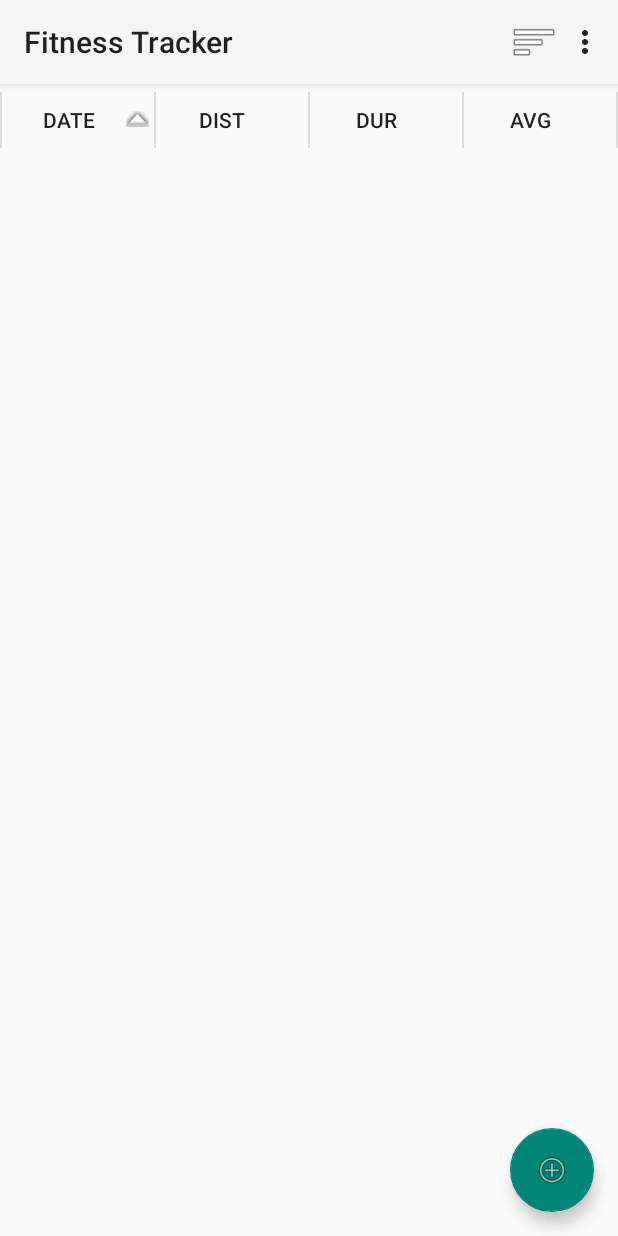
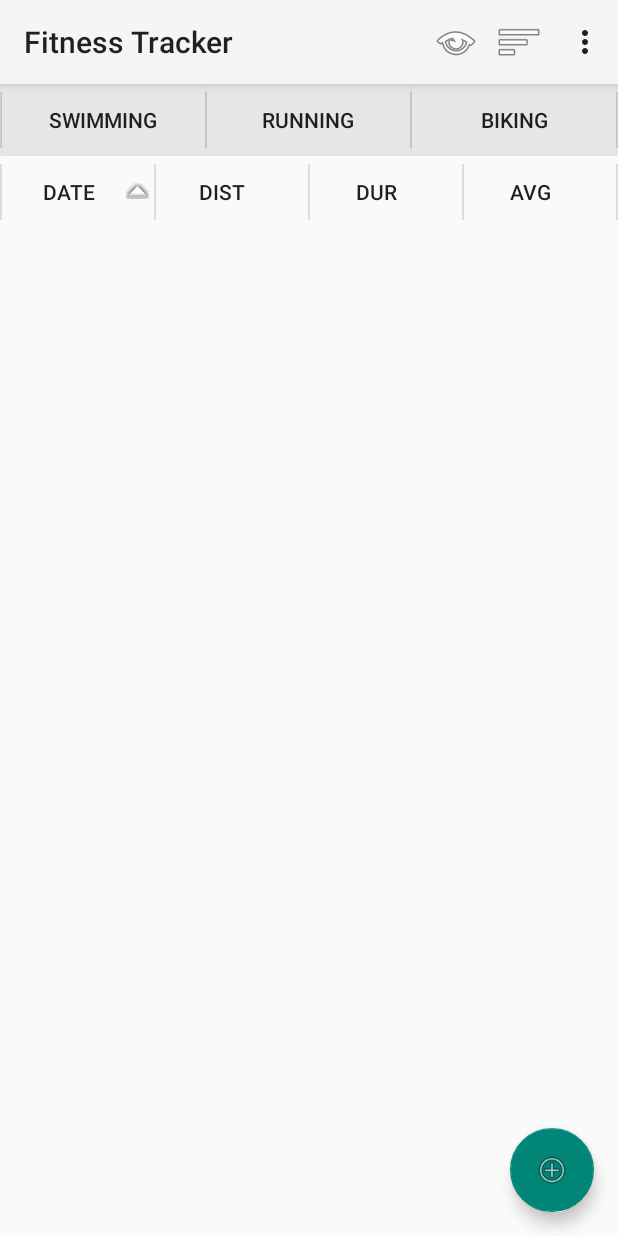
Before and after one commit to punishermalade/FitnessTracker, an Android app: the screen it shows after launch (MainActivity), after a tap on "DATE", on a phone screen of 412 x 824 dp. Run offline under Robolectric (Android 15) with nearby library versions, the phone set to English and light mode, and no system bars; 2 other taps on this screen came first.

Commit message:
added a filter function to display only selected type of activity

```diff
--- a/app/src/main/java/com/punisher/fitnesstracker/MainActivity.java
+++ b/app/src/main/java/com/punisher/fitnesstracker/MainActivity.java
@@ -52,6 +52,20 @@ public class MainActivity extends AppCompatActivity {
             @Override
             public void onClick(View v) {
                 LinearLayout l = (LinearLayout)findViewById(R.id.layout_sort_button_list);
+                if (l.getVisibility() == View.GONE) {
+                    l.setVisibility(View.VISIBLE);
+                }
+                else if (l.getVisibility() == View.VISIBLE) {
+                    l.setVisibility(View.GONE);
+                }
+            }
+        });
+
+        ImageButton filterBtn = (ImageButton)findViewById(R.id.toolbar_filter_button);
+        filterBtn.setOnClickListener(new View.OnClickListener() {
+            @Override
+            public void onClick(View v) {
+                LinearLayout l = (LinearLayout)findViewById(R.id.layout_filter_button_list);
                 if (l.getVisibility() == View.GONE) {
                     l.setVisibility(View.VISIBLE);
                 }
--- a/app/src/main/java/com/punisher/fitnesstracker/database/DatabaseManager.java
+++ b/app/src/main/java/com/punisher/fitnesstracker/database/DatabaseManager.java
@@ -118,7 +118,7 @@ public class DatabaseManager {
             list.add(act);
             c.moveToNext();
 
-            Log.i("Fitness", "new activity found: " + act);
+            Log.d("Fitness", "new activity found: " + act);
         }
 
         c.close();
--- a/app/src/main/java/com/punisher/fitnesstracker/fragment/ActivityList.java
+++ b/app/src/main/java/com/punisher/fitnesstracker/fragment/ActivityList.java
@@ -19,8 +19,12 @@ import android.view.ViewGroup;
 import android.widget.AdapterView;
 import android.widget.ArrayAdapter;
 import android.widget.Button;
+import android.widget.CompoundButton;
+import android.widget.Filter;
+import android.widget.ImageButton;
 import android.widget.ImageView;
 import android.widget.ListView;
+import android.widget.ToggleButton;
 
 import com.punisher.fitnesstracker.R;
 import com.punisher.fitnesstracker.adapter.FitnessActivityAdapterList;
@@ -29,6 +33,7 @@ import com.punisher.fitnesstracker.dto.FitnessActivity;
 import com.punisher.fitnesstracker.task.DatabaseTask;
 import com.punisher.fitnesstracker.util.Ternary;
 
+import java.util.ArrayList;
 import java.util.Comparator;
 import java.util.HashMap;
 import java.util.List;
@@ -61,6 +66,7 @@ public class ActivityList extends Fragment  {
     }
 
     private Map<Integer, Ternary> _sortStatus = null;
+    private Map<Integer, Boolean> _filterStatus = null;
 
     private Drawable _sortAscendingIcon = null;
     private Drawable _sortDescendingIcon = null;
@@ -70,7 +76,15 @@ public class ActivityList extends Fragment  {
     private Button _sortDurationBtn = null;
     private Button _sortAverageBtn = null;
 
+    private ToggleButton _btnFilterSwimming = null;
+    private ToggleButton _btnFilterRunning = null;
+    private ToggleButton _btnFilterBiking = null;
+
+    private Filter _filter = null;
+
     private View _view = null;
+
+    private Comparator<FitnessActivity> _currentComparator = null;
 
     /**
      * a reference to the list view UI element
@@ -83,7 +97,7 @@ public class ActivityList extends Fragment  {
     private ArrayAdapter<FitnessActivity> _adapter = null;
 
     @Override
-    public View onCreateView(LayoutInflater inflater, ViewGroup container, Bundle savedInstanceState){
+    public View onCreateView(LayoutInflater inflater, final ViewGroup container, Bundle savedInstanceState){
 
         Log.i("fitness", "ActivityList Fragment onCreateView");
 
@@ -142,7 +156,7 @@ public class ActivityList extends Fragment  {
         _sortDateBtn.setOnClickListener(new View.OnClickListener() {
             @Override
             public void onClick(View v) {
-                handleSortChange(R.id.sort_date_icon);
+                handleSortChange(_sortDateBtn, R.id.sort_date_icon);
             }
         });
 
@@ -150,7 +164,7 @@ public class ActivityList extends Fragment  {
         _sortDistanceBtn.setOnClickListener(new View.OnClickListener() {
             @Override
             public void onClick(View v) {
-                handleSortChange(R.id.sort_distance_icon);
+                handleSortChange(_sortDistanceBtn, R.id.sort_distance_icon);
             }
         });
 
@@ -158,7 +172,7 @@ public class ActivityList extends Fragment  {
         _sortDurationBtn.setOnClickListener(new View.OnClickListener() {
             @Override
             public void onClick(View v) {
-                handleSortChange(R.id.sort_duration_icon);
+                handleSortChange(_sortDurationBtn, R.id.sort_duration_icon);
             }
         });
 
@@ -166,11 +180,80 @@ public class ActivityList extends Fragment  {
         _sortAverageBtn.setOnClickListener(new View.OnClickListener() {
             @Override
             public void onClick(View v) {
-                handleSortChange(R.id.sort_average_icon);
+                handleSortChange(_sortAverageBtn, R.id.sort_average_icon);
             }
         });
 
-        handleSortChange(R.id.sort_date_icon);
+        handleSortChange(_sortDateBtn, R.id.sort_date_icon);
+
+        // setting the filter settings
+        _filterStatus = new HashMap<Integer, Boolean>();
+        _filterStatus.put(R.id.filter_swimming, true);
+        _filterStatus.put(R.id.filter_running, true);
+        _filterStatus.put(R.id.filter_biking, true);
+        updateFilterUI(R.id.filter_swimming, true);
+        updateFilterUI(R.id.filter_running, true);
+        updateFilterUI(R.id.filter_biking, true);
+
+        _btnFilterSwimming = (ToggleButton)_view.findViewById(R.id.filter_swimming);
+        _btnFilterSwimming.setOnCheckedChangeListener(new CompoundButton.OnCheckedChangeListener() {
+            @Override
+            public void onCheckedChanged(CompoundButton buttonView, boolean isChecked) {
+                Log.i("fitness", "btnFilterSwimming: " + isChecked);
+                handleFilterChange(R.id.filter_swimming, isChecked);
+            }
+        });
+
+        _btnFilterRunning = (ToggleButton)_view.findViewById(R.id.filter_running);
+        _btnFilterRunning.setOnCheckedChangeListener(new CompoundButton.OnCheckedChangeListener() {
+            @Override
+            public void onCheckedChanged(CompoundButton buttonView, boolean isChecked) {
+                Log.i("fitness", "btnFilterRunning: " +  isChecked);
+                handleFilterChange(R.id.filter_running, isChecked);
+            }
+        });
+
+        _btnFilterBiking = (ToggleButton)_view.findViewById(R.id.filter_biking);
+        _btnFilterBiking.setOnCheckedChangeListener(new CompoundButton.OnCheckedChangeListener() {
+            @Override
+            public void onCheckedChanged(CompoundButton buttonView, boolean isChecked) {
+                Log.i("fitness", "btnFilterBiking: " + isChecked);
+                handleFilterChange(R.id.filter_biking, isChecked);
+            }
+        });
+
+        _filter = new Filter() {
+            @Override
+            protected FilterResults performFiltering(CharSequence constraint) {
+                Log.i("fitness", "Filtering on: " + constraint);
+                FilterResults results = new FilterResults();
+                DatabaseManager dbManager = new DatabaseManager(getActivity());
+                List<FitnessActivity> listRes = new ArrayList<FitnessActivity>();
+                List<FitnessActivity> list = dbManager.getFitnessActivityList();
+                for (FitnessActivity fa : list) {
+                    if (constraint.toString().contains(fa.getFitnessType().toString().toUpperCase())) {
+                        listRes.add(fa);
+                    }
+                }
+
+                results.values = listRes;
+                results.count = listRes.size();
+                Log.i("fitness", "Filter result count: " + results.count);
+                return results;
+            }
+
+            @Override
+            protected void publishResults(CharSequence constraint, FilterResults results) {
+                List<FitnessActivity> list = (List<FitnessActivity>)results.values;
+                _adapter = new FitnessActivityAdapterList(getActivity(), R.layout.fragment_main_list_row,
+                                                            list.toArray(new FitnessActivity[0]));
+                _listView.setAdapter(_adapter);
+
+                if (_currentComparator != null) {
+                    sortFitnessActivity(_currentComparator);
+                }
+            }
+        };
 
         return _view;
     }
@@ -183,6 +266,8 @@ public class ActivityList extends Fragment  {
         if (_adapter != null && comparator != null) {
             _adapter.sort(comparator);
         }
+
+        _currentComparator = comparator;
     }
 
     @Override
@@ -192,12 +277,52 @@ public class ActivityList extends Fragment  {
         loadList(getView());
     }
 
-    private void handleSortChange(int id) {
+    private void handleFilterChange(int id, boolean active) {
+        Log.i("fitness", "handling filter change for id: " + id + " Active: " + active);
+        _filterStatus.put(id, active);
+        applyFilters();
+        updateFilterUI(id, active);
+    }
+
+    private void applyFilters() {
+        if (_filter != null) {
+
+            StringBuilder builder = new StringBuilder();
+            if (_filterStatus.get(R.id.filter_swimming) == true) {
+                builder.append(getString(R.string.filter_button_swimming).toUpperCase()).append(" ");
+            }
+
+            if (_filterStatus.get(R.id.filter_running) == true) {
+                builder.append(getString(R.string.filter_button_running).toUpperCase()).append(" ");
+            }
+
+            if (_filterStatus.get(R.id.filter_biking) == true) {
+                builder.append(getString(R.string.filter_button_biking).toUpperCase()).append(" ");
+            }
+
+            _filter.filter(builder.toString());
+        }
+    }
+
+    private void updateFilterUI(int id, boolean active) {
+        ToggleButton button = (ToggleButton)_view.findViewById(id);
+        if (button != null) {
+
+            if (active) {
+                button.setBackgroundColor(getResources().getColor(R.color.colorActiveFilter));
+            }
+            else {
+                button.setBackgroundColor(getResources().getColor(android.R.color.transparent));
+            }
+        }
+    }
+
+    private void handleSortChange(Button btn, int id) {
         Log.i("fitness", "Handling a sort change from button id: " + id);
         switchSortStatus(id);
         applySort(id);
         for (int key : _sortStatus.keySet()) {
-            updateUISortIndicator(key, _sortStatus.get(key));
+            updateUISortIndicator(btn, key, _sortStatus.get(key));
         }
     }
 
@@ -250,15 +375,17 @@ public class ActivityList extends Fragment  {
         }
     }
 
-    private void updateUISortIndicator(int ressId, Ternary t) {
+    private void updateUISortIndicator(Button btn, int ressId, Ternary t) {
 
         ImageView v = (ImageView)_view.findViewById(ressId);
 
         if (t.getValue() == Ternary.UNDEFINED) {
             v.setVisibility(View.INVISIBLE);
+            //btn.setBackgroundColor(getResources().getColor(android.R.color.transparent));
         }
         else {
             v.setVisibility(View.VISIBLE);
+            //btn.setBackgroundColor(getResources().getColor(R.color.colorActiveSort));
 
             if (t.getValue() == Ternary.TRUE) {
                 v.setImageDrawable(_sortAscendingIcon);
--- a/app/src/main/res/layout/activity_main.xml
+++ b/app/src/main/res/layout/activity_main.xml
@@ -6,8 +6,6 @@
     android:layout_width="match_parent"
     android:layout_height="match_parent"
     tools:context="com.punisher.fitnesstracker.MainActivity">
-
-
 
     <LinearLayout
         android:layout_width="match_parent"
@@ -28,12 +26,23 @@
                 android:layout_width="wrap_content"
                 android:layout_height="match_parent"
                 android:layout_gravity="right"
+                android:layout_marginRight="10dp"
                 android:background="@android:color/transparent"
                 android:src="@android:drawable/ic_menu_sort_by_size"/>
 
-        </android.support.v7.widget.Toolbar>
+            <ImageButton
+                android:id="@+id/toolbar_filter_button"
+                android:layout_width="wrap_content"
+                android:layout_height="match_parent"
+                android:layout_gravity="right"
+                android:layout_marginRight="10dp"
+                android:background="@android:color/transparent"
+                android:src="@android:drawable/ic_menu_view"/>
 
 
+
+
+        </android.support.v7.widget.Toolbar>
 
         <fragment
             class="com.punisher.fitnesstracker.fragment.ActivityList"
--- a/app/src/main/res/layout/fragment_main_list.xml
+++ b/app/src/main/res/layout/fragment_main_list.xml
@@ -3,6 +3,53 @@
     android:orientation="vertical"
     android:layout_width="match_parent"
     android:layout_height="wrap_content">
+
+    <LinearLayout
+        android:id="@+id/layout_filter_button_list"
+        android:layout_width="match_parent"
+        android:layout_height="wrap_content"
+        android:orientation="horizontal"
+        android:showDividers="middle|beginning|end"
+        android:dividerPadding="5dp"
+        android:visibility="gone"
+        android:divider="?android:attr/dividerHorizontal">
+
+        <ToggleButton
+            android:id="@+id/filter_swimming"
+            android:layout_width="0dp"
+            android:layout_height="wrap_content"
+            android:layout_weight="1"
+            android:checked="true"
+            android:paddingLeft="5dp"
+            android:paddingRight="5dp"
+            android:background="@android:color/transparent"
+            android:textOn="@string/filter_button_swimming"
+            android:textOff="@string/filter_button_swimming"/>
+
+        <ToggleButton
+            android:id="@+id/filter_running"
+            android:layout_width="0dp"
+            android:layout_height="wrap_content"
+            android:layout_weight="1"
+            android:checked="true"
+            android:paddingLeft="5dp"
+            android:paddingRight="5dp"
+            android:background="@android:color/transparent"
+            android:textOn="@string/filter_button_running"
+            android:textOff="@string/filter_button_running"/>
+
+        <ToggleButton
+            android:id="@+id/filter_biking"
+            android:layout_width="0dp"
+            android:layout_height="wrap_content"
+            android:layout_weight="1"
+            android:checked="true"
+            android:paddingLeft="5dp"
+            android:paddingRight="5dp"
+            android:background="@android:color/transparent"
+            android:textOn="@string/filter_button_biking"
+            android:textOff="@string/filter_button_biking"/>
+    </LinearLayout>
 
     <LinearLayout
         android:id="@+id/layout_sort_button_list"
--- a/app/src/main/res/values/colors.xml
+++ b/app/src/main/res/values/colors.xml
@@ -4,4 +4,6 @@
     <color name="colorPrimaryDark">#303F9F</color>
     <color name="colorAccent">#FF4081</color>
     <color name="colorFitnessData">#0099ff</color>
+    <color name="colorActiveFilter">#e6e6e6</color>
+    <color name="colorActiveSort">#99ddff</color>
 </resources>
--- a/app/src/main/res/values/strings.xml
+++ b/app/src/main/res/values/strings.xml
@@ -79,4 +79,8 @@
     <string name="sort_button_duration">Dur</string>
     <string name="sort_button_average">Avg</string>
 
+    <string name="filter_button_running">Running</string>
+    <string name="filter_button_swimming">Swimming</string>
+    <string name="filter_button_biking">Biking</string>
+
 </resources>
```
Also changed, not shown: app/src/main/java/com/punisher/fitnesstracker/adapter/FitnessActivityAdapterList.java (+35 -0 lines).
